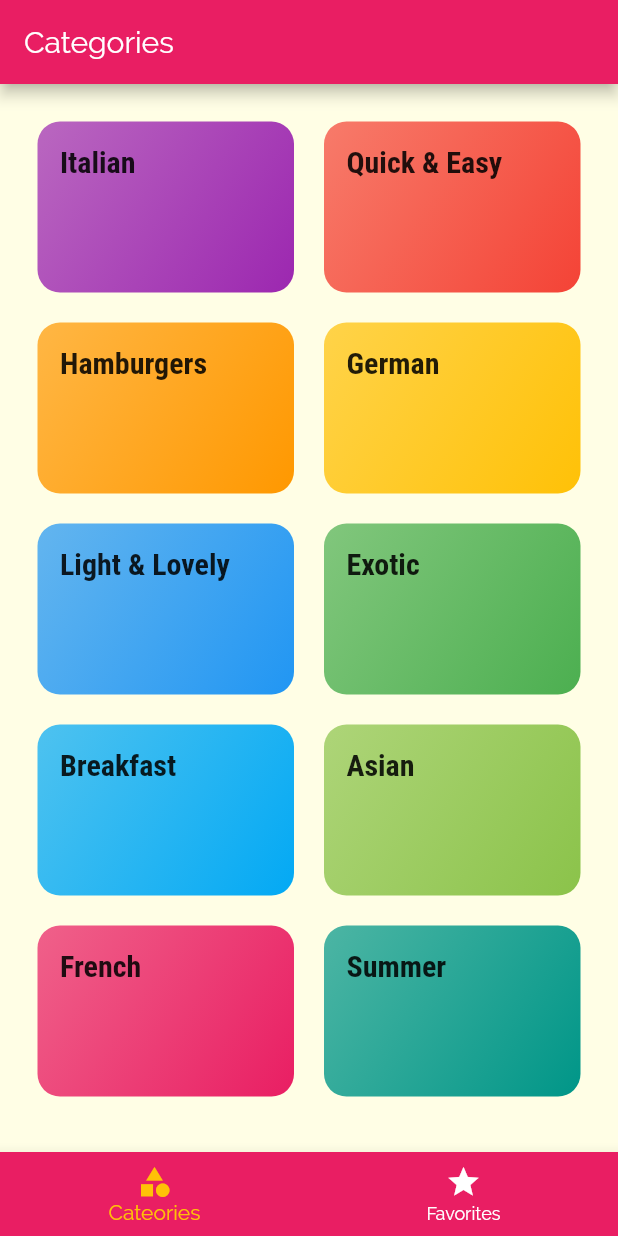
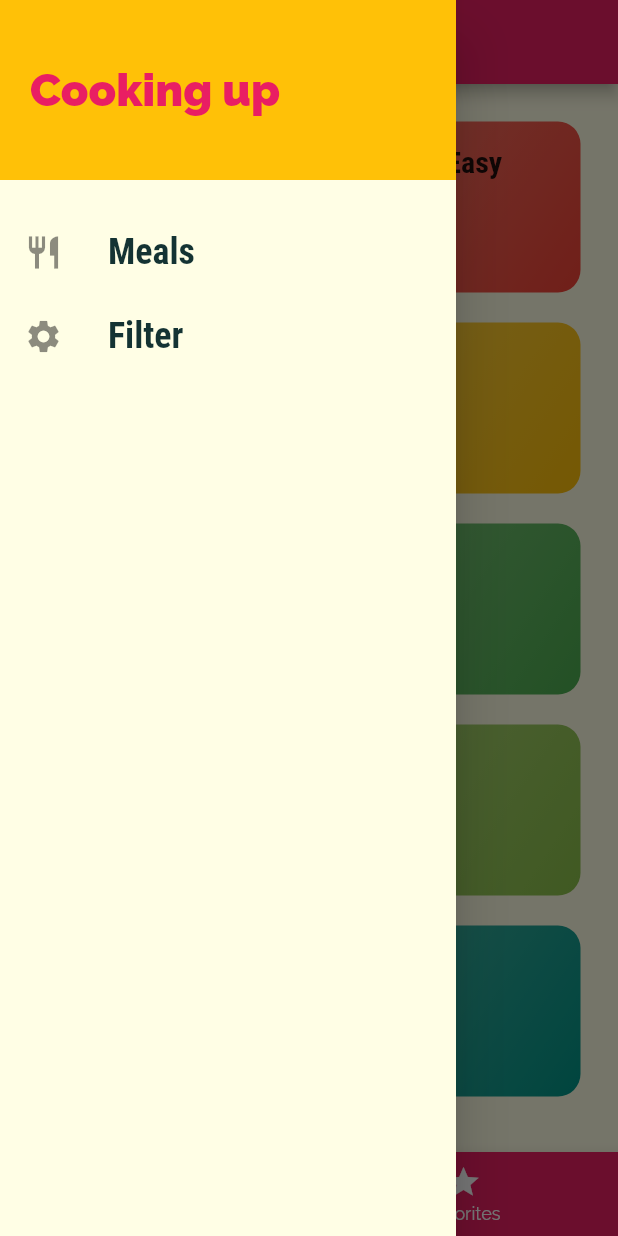
Before and after one commit to swayamshreemohanty/meal_app, a Flutter app: the screen it shows after launch, with the side drawer open (before the commit the screen has no drawer), on a phone screen of 412 x 824 dp. Run offline on Flutter 3.47's test engine with Material 2 defaults, Android fonts, the phone set to English and light mode, and no system bars.

Commit message:
Drawer completed

```diff
--- a/lib/main.dart
+++ b/lib/main.dart
@@ -1,4 +1,5 @@
 import 'package:flutter/material.dart';
+import 'package:meal_app/screens/filter_screen.dart';
 import 'package:meal_app/screens/tab_bottom_screen.dart';
 import './screens/meal_detail_screen.dart';
 import './screens/categories_screen.dart';
@@ -36,6 +37,7 @@ class MyApp extends StatelessWidget {
         '/': (ctx) => TabsBottomScreenState(),
         CategoryMealsScreen.routeName: (ctx) => CategoryMealsScreen(),
         MealDetailScreen.routeName: (ctx) => MealDetailScreen(),
+        FilterScreen.routeName: (ctx) => FilterScreen(),
       },
       // onGenerateRoute: (settings) {
       //   print(settings.arguments);
--- a/lib/screens/tab_bottom_screen.dart
+++ b/lib/screens/tab_bottom_screen.dart
@@ -1,4 +1,5 @@
 import 'package:flutter/material.dart';
+import '/widgets/main_drawer.dart';
 import '../screens/favorites_screen.dart';
 import '../screens/categories_screen.dart';
 
@@ -36,6 +37,7 @@ class _TabBottomState extends State<TabsBottomScreenState> {
               ['title'], //here 'page' is the key for the List<map>
         ),
       ),
+      drawer: MainDrawer(),
       body: _pages[_selectedPageIndex]['page'],
       bottomNavigationBar: BottomNavigationBar(
         onTap: _selectPage,
--- /dev/null
+++ b/lib/widgets/main_drawer.dart
@@ -0,0 +1,72 @@
+import 'package:flutter/material.dart';
+import 'package:meal_app/screens/filter_screen.dart';
+
+class MainDrawer extends StatelessWidget {
+  Widget buildListTile(String title, IconData icon, Function tapHandler) {
+    return ListTile(
+      leading: Icon(
+        icon,
+        size: 26,
+      ),
+      title: Text(
+        title,
+        style: TextStyle(
+          fontFamily: 'RobotoCondensed',
+          fontSize: 24,
+          fontWeight: FontWeight.bold,
+        ),
+      ),
+      onTap: () {
+        tapHandler();
+      },
+    );
+  }
+
+  @override
+  Widget build(BuildContext context) {
+    return Drawer(
+      child: Column(
+        children: <Widget>[
+          Container(
+            height: 120,
+            width: double.infinity,
+            padding: EdgeInsets.all(20),
+            alignment: Alignment
+                .centerLeft, //It is used to align the child of a container inside that container
+            color: Theme.of(context).accentColor,
+
+            //Alternate Way--->
+            // decoration: BoxDecoration(color: Theme.of(context).accentColor),
+
+            child: Text(
+              'Cooking up',
+              style: TextStyle(
+                fontWeight: FontWeight.w900,
+                fontSize: 30,
+                color: Theme.of(context).primaryColor,
+              ),
+            ),
+          ),
+          SizedBox(
+            height: 20,
+          ),
+          buildListTile(
+            "Meals",
+            Icons.restaurant,
+            () {
+              Navigator.of(context).pushReplacementNamed('/');
+            },
+          ),
+          buildListTile(
+            "Filter",
+            Icons.settings,
+            () {
+              Navigator.of(context)
+                  .pushReplacementNamed(FilterScreen.routeName);
+            },
+          ),
+        ],
+      ),
+    );
+  }
+}
```
Also changed, not shown: lib/screens/category_meals_screen.dart (+53 -11 lines), lib/screens/filter_screen.dart (added, +102 -0 lines), lib/screens/meal_detail_screen.dart (+7 -0 lines), lib/widgets/meal_item.dart (+11 -1 lines).
